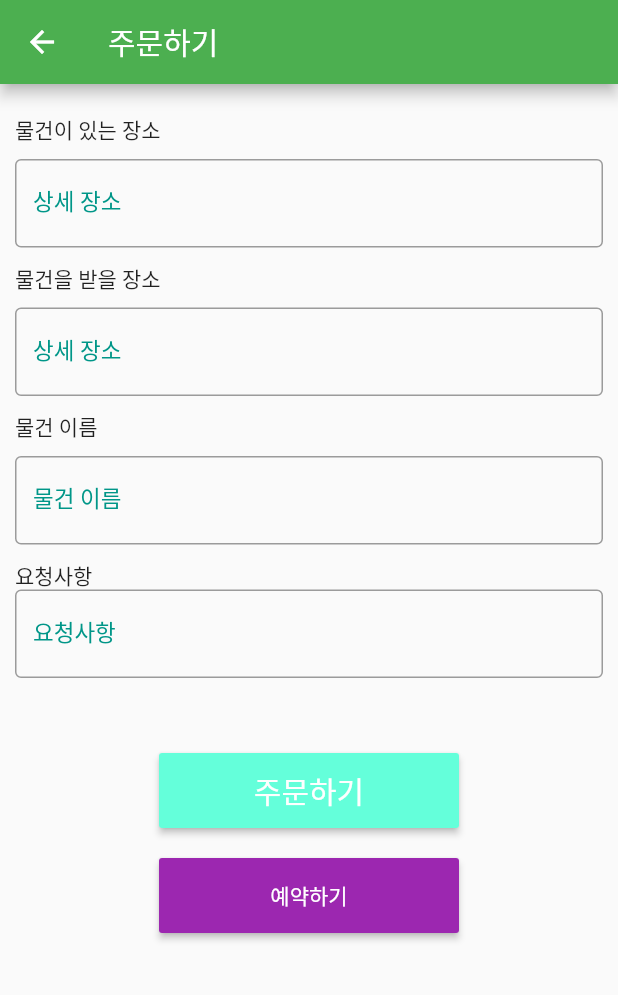
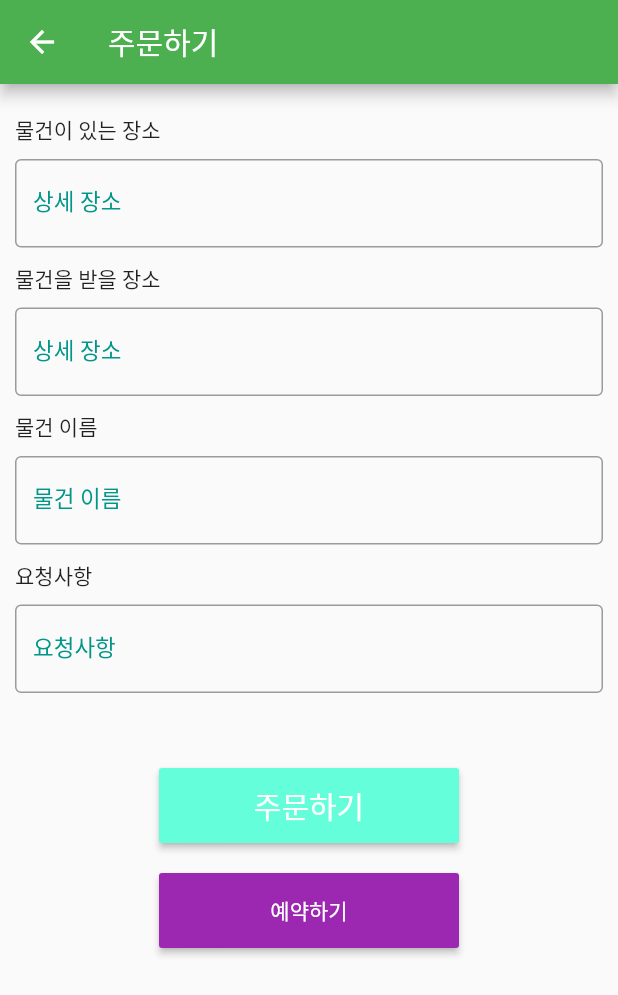
Before and after one commit to Luvxy/delivery, a Flutter app: the ScreenB screen opened by its route, on a phone screen of 412 x 824 dp. Shown: the top 995 px of the screen. Run offline on Flutter 3.47's test engine with Material 2 defaults, Android fonts, the phone set to English and light mode, and no system bars; our stand-ins replace cloud_firestore, firebase_auth, firebase_core, firebase_database, firebase_storage, google_maps_flutter and 2 more; missing offline and left inert: firebase_auth_web, firebase_core_web; accounts and stored records are empty; Roboto replaces fonts that are missing (Montserrat).

```diff
--- a/lib/ScreenB.dart
+++ b/lib/ScreenB.dart
@@ -4,7 +4,10 @@ import 'package:firebase_core/firebase_core.dart';
 import 'package:firebase_database/firebase_database.dart';
 import 'package:flutter/cupertino.dart';
 import 'package:firebase_auth/firebase_auth.dart';
+import 'package:screena/chat.dart';
+import 'package:screena/detail1.dart';
 import 'package:screena/order.dart';
+import 'package:screena/sidebar/ScreenE.dart';
 
 class time extends StatefulWidget {
   @override
@@ -58,6 +61,8 @@ class _ScreenBState extends State<ScreenB> {
   TextEditingController strPlace = TextEditingController();
   TextEditingController ppPlace = TextEditingController();
   FirebaseFirestore firestore = FirebaseFirestore.instance;
+  final ValueNotifier<int> _counter = ValueNotifier<int>(0);
+
 
   @override
   Widget build(BuildContext context) {
@@ -154,6 +159,9 @@ class _ScreenBState extends State<ScreenB> {
                                   height: 20,
                                   child: Text('요청사항'),
                                 ),
+                                SizedBox(
+                                  height: 10,
+                                ),
                                 TextField(
                                   controller: controller2,
                                   decoration:
@@ -225,6 +233,7 @@ class _ScreenBState extends State<ScreenB> {
                                             //해당 유저의 doc의 count 업데이트
                                             update();
                                             Navigator.pop(context);
+                                            ScreenE();
                                             showComplete2(
                                                 context, _selectedTime);
                                           }
@@ -232,7 +241,13 @@ class _ScreenBState extends State<ScreenB> {
                                       });
                                     },
                                   ),
-                                )
+                                ),
+                                // ValueListenableBuilder(
+                                //   valueListenable: _counter,
+                                //   builder: (BuildContext context, value, Widget? detail1) {
+                                //     return chat();
+                                //   },
+                                // ),
                               ]),
                             ),
                           ),
--- a/lib/chat.dart
+++ b/lib/chat.dart
@@ -4,7 +4,7 @@ import 'package:firebase_core/firebase_core.dart';
 import 'package:firebase_database/firebase_database.dart';
 import 'package:flutter/cupertino.dart';
 import 'package:firebase_auth/firebase_auth.dart';
-
+import 'ScreenB.dart';
 import 'detail1.dart';
 
 class chat extends StatelessWidget {
@@ -31,7 +31,7 @@ class chat extends StatelessWidget {
           RaisedButton(
             child: Text('상세보기'),
             onPressed: () {
-              detail1('사과','오석관','벧엘관','12:50');
+              Navigator.pushNamed(context, '/detail1');
             },
           ),
         ],
```
